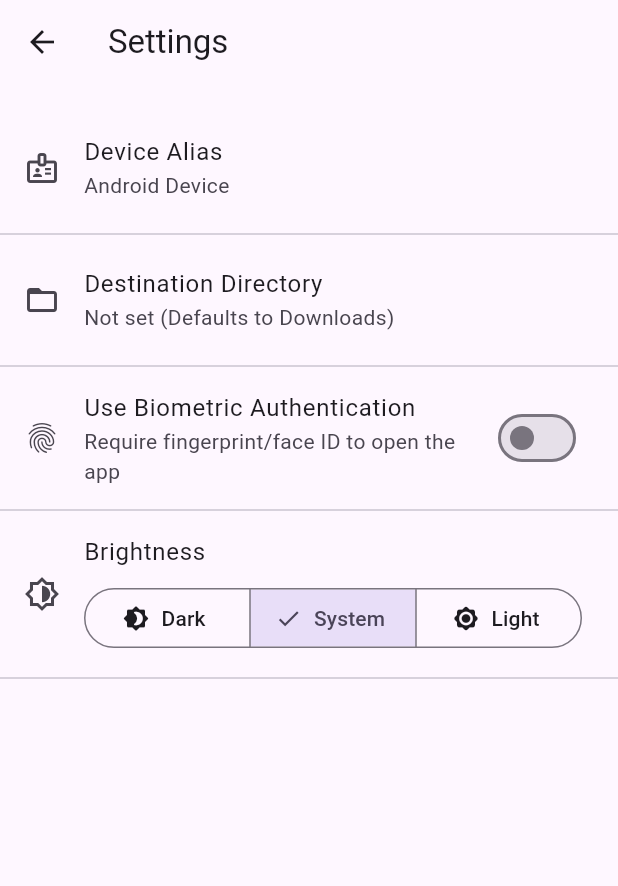
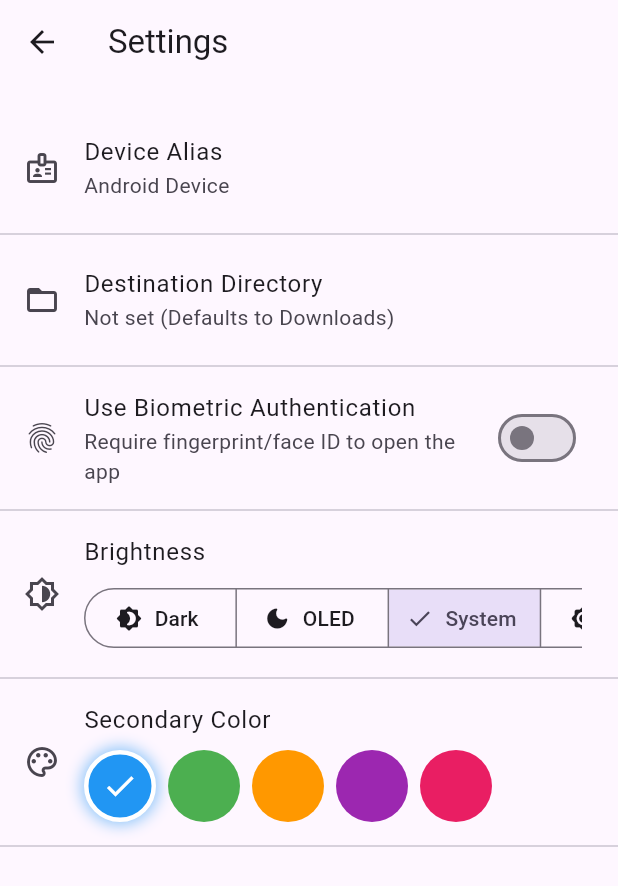
Before and after one commit to old-cookie/unidrop, a Flutter app: the SettingsPage screen opened directly, after a tap on "Dark", on a phone screen of 412 x 824 dp. Shown: the top 886 px of the screen. Run offline on Flutter 3.47's test engine with Material 3 defaults, Android fonts, the phone set to English and light mode, and no system bars; our stand-ins replace device_info_plus, fc_native_video_thumbnail, file_picker, flutter_riverpod, local_auth, permission_handler and 2 more; missing offline and left inert: encrypt_shared_preferences, ffmpeg_kit_flutter_new, flutter_link_previewer, image_editor_plus, image_gallery_saver_plus and 6 more.

Commit message:
Add OLED theme, color picker & iOS fixes
Introduce OLED/dedicated dark theme and per-user secondary color plus various UX and platform tweaks.

- iOS: add permission preprocessor definitions in Podfile, bump iOS deployment target to 13.0, set DEVELOPMENT_TEAM and PRODUCT_BUNDLE_IDENTIFIER, include custom LLDB init and add camera/photo/photo-library usage descriptions and other Info.plist keys.
- Theme: add brightnessValue state, persistable brightness (system/light/dark/oled), implement themeOled, make themeCurrent use platformBrightness, and apply user-selected secondary color to light/dark/OLED themes; add themeBrightnessPreference helper.
- Settings: add segmented brightness selector including OLED and a horizontal secondary color selector; persist secondary color in SettingsNotifier and expose secondaryColorProvider.
- Home page & widgets: improve focus handling (unfocus on taps), add onTapOutside for text field, remove AI Chat menu, add mounted/context.mounted safety checks around async calls, and refine file/permission flows.
- Misc: safer clipboard handling in received_text_dialog (async/try-catch, use local scaffold/navigator), various minor UI/behavior refinements.

These changes add a user-facing OLED option and color customization, harden async UI usage, and update iOS build/permission settings needed for camera/photo features.

```diff
--- a/lib/main.dart
+++ b/lib/main.dart
@@ -12,6 +12,7 @@ import 'package:unidrop/features/security/custom_encryptor.dart';
 /// Contains the current theme mode and both light and dark theme data.
 typedef ThemeState = ({
   ThemeMode mode,
+  String brightnessValue,
   ThemeData lightTheme,
   ThemeData darkTheme
 });
@@ -32,14 +33,17 @@ final themeStateNotifierProvider =
 /// Manages the theme state and handles theme-related operations.
 /// Provides functionality to load and change themes asynchronously.
 class ThemeStateNotifier extends Notifier<ThemeState> {
-  late final EncryptedSharedPreferencesAsync _prefs;
+  EncryptedSharedPreferencesAsync? _prefs;
 
   @override
   ThemeState build() {
-    _prefs = ref.watch(sharedPreferencesProvider);
+    _prefs ??= ref.watch(sharedPreferencesProvider);
+    // Watch secondary color to trigger theme reload when it changes
+    ref.watch(secondaryColorProvider);
     Future.microtask(loadInitialTheme);
     return (
       mode: ThemeMode.system,
+      brightnessValue: 'system',
       lightTheme: themeModifier(ThemeData.light()),
       darkTheme: themeModifier(ThemeData.dark())
     );
@@ -48,10 +52,19 @@ class ThemeStateNotifier extends Notifier<ThemeState> {
   /// Loads the initial theme configuration from encrypted shared preferences.
   /// This includes theme mode and both light and dark theme data.
   Future<void> loadInitialTheme() async {
-    final mode = await _calculateThemeMode(_prefs);
-    final light = await themeLight(_prefs);
-    final dark = await themeDark(_prefs);
-    state = (mode: mode, lightTheme: light, darkTheme: dark);
+    final prefs = _prefs!;
+    final brightnessValue = await themeBrightnessPreference(prefs);
+    final mode = await _calculateThemeMode(prefs);
+    final light = await themeLight(prefs);
+    final dark = brightnessValue == 'oled'
+        ? await themeOled(prefs)
+        : await themeDark(prefs);
+    state = (
+      mode: mode,
+      brightnessValue: brightnessValue,
+      lightTheme: light,
+      darkTheme: dark,
+    );
   }
 
   /// Calculates the theme mode based on stored preferences.
@@ -64,7 +77,7 @@ class ThemeStateNotifier extends Notifier<ThemeState> {
   /// Updates the theme mode with the provided brightness value.
   /// Stores the new value in encrypted shared preferences and updates the state.
   Future<void> setThemeMode(String brightnessValue) async {
-    await _prefs.setString("brightness", brightnessValue);
+    await _prefs!.setString("brightness", brightnessValue);
     // Recalculate and update state
     await loadInitialTheme();
   }
--- a/lib/pages/settings_page.dart
+++ b/lib/pages/settings_page.dart
@@ -26,28 +26,20 @@ class SettingsPage extends ConsumerWidget {
   Widget _buildBrightnessSegmentedButton(BuildContext context, WidgetRef ref) {
     // Watch the theme state provider synchronously
     final themeState = ref.watch(themeStateNotifierProvider);
-    final currentMode = themeState.mode;
+    final currentBrightnessString = themeState.brightnessValue;
 
-    // Convert ThemeMode enum to string for SegmentedButton
-    String currentBrightnessString = "system";
-    switch (currentMode) {
-      case ThemeMode.dark:
-        currentBrightnessString = "dark";
-        break;
-      case ThemeMode.light:
-        currentBrightnessString = "light";
-        break;
-      case ThemeMode.system:
-        currentBrightnessString = "system";
-        break;
-    }
-
-    return SegmentedButton<String>(
+    return SingleChildScrollView(
+      scrollDirection: Axis.horizontal,
+      child: SegmentedButton<String>(
         segments: const [
           ButtonSegment(
               value: "dark",
               label: Text("Dark"),
               icon: Icon(Icons.brightness_4_rounded)),
+          ButtonSegment(
+              value: "oled",
+              label: Text("OLED"),
+              icon: Icon(Icons.dark_mode_rounded)),
           ButtonSegment(
               value: "system",
               label: Text("System"),
@@ -66,6 +58,71 @@ class SettingsPage extends ConsumerWidget {
               .read(themeStateNotifierProvider.notifier)
               .setThemeMode(newBrightness);
         },
+      ),
+    );
+  }
+
+  /// Builds a color selector for secondary button color
+  /// [context] - BuildContext for the widget
+  /// [ref] - WidgetRef for state management
+  /// [currentColor] - Currently selected color value
+  /// Returns a Row of color selector buttons
+  Widget _buildColorSelector(
+      BuildContext context, WidgetRef ref, int currentColor) {
+    // Define 5 color options with names
+    final List<(int, String)> colorOptions = const [
+      (0xFF2196F3, 'Blue'),
+      (0xFF4CAF50, 'Green'),
+      (0xFFFF9800, 'Orange'),
+      (0xFF9C27B0, 'Purple'),
+      (0xFFE91E63, 'Pink'),
+    ];
+
+    return SingleChildScrollView(
+      scrollDirection: Axis.horizontal,
+      child: Row(
+        spacing: 8.0,
+        children: colorOptions.map((colorTuple) {
+          final colorValue = colorTuple.$1;
+          final colorName = colorTuple.$2;
+          final isSelected = currentColor == colorValue;
+
+          return Tooltip(
+            message: colorName,
+            child: GestureDetector(
+              onTap: () {
+                selectionHaptic();
+                ref
+                    .read(settingsProvider.notifier)
+                    .setSecondaryColor(colorValue);
+              },
+              child: Container(
+                width: 48,
+                height: 48,
+                decoration: BoxDecoration(
+                  color: Color(colorValue),
+                  shape: BoxShape.circle,
+                  border: Border.all(
+                    color: isSelected ? Colors.white : Colors.transparent,
+                    width: 3,
+                  ),
+                  boxShadow: [
+                    if (isSelected)
+                      BoxShadow(
+                        color: Color(colorValue).withAlpha(128),
+                        blurRadius: 8,
+                        spreadRadius: 2,
+                      ),
+                  ],
+                ),
+                child: isSelected
+                    ? const Icon(Icons.check, color: Colors.white)
+                    : null,
+              ),
+            ),
+          );
+        }).toList(),
+      ),
     );
   }
 
@@ -159,6 +216,7 @@ class SettingsPage extends ConsumerWidget {
     final String? currentDestinationDir =
         ref.watch(destinationDirectoryProvider);
     final bool useBiometricAuth = ref.watch(biometricAuthProvider);
+    final int secondaryColor = ref.watch(secondaryColorProvider);
     return Scaffold(
       appBar: AppBar(title: const Text('Settings')),
       body: ListView(
@@ -210,6 +268,15 @@ class SettingsPage extends ConsumerWidget {
             ),
           ),
           const Divider(),
+          ListTile(
+            leading: const Icon(Icons.palette_outlined),
+            title: const Text('Secondary Color'),
+            subtitle: Padding(
+              padding: const EdgeInsets.only(top: 8.0),
+              child: _buildColorSelector(context, ref, secondaryColor),
+            ),
+          ),
+          const Divider(),
         ],
       ),
     );
--- a/lib/services/theme_service.dart
+++ b/lib/services/theme_service.dart
@@ -8,6 +8,13 @@ ColorScheme? colorSchemeLight;
 
 /// Dark theme color scheme for the application
 ColorScheme? colorSchemeDark;
+
+const Set<String> _supportedBrightnessValues = {
+  'system',
+  'light',
+  'dark',
+  'oled',
+};
 
 /// Resets the system navigation bar and status bar appearance
 /// Parameters:
@@ -25,63 +32,87 @@ Future<void> resetSystemNavigation(
   Color? systemNavigationBarColor,
   Duration? delay,
 }) async {
-  // Make function async
+  final platformBrightness = MediaQuery.platformBrightnessOf(context);
   WidgetsBinding.instance.addPostFrameCallback((_) async {
     if (delay != null) {
       await Future.delayed(delay);
     }
-    final currentTheme = await themeCurrent(context, prefs); // Await themeCurrent
+    final currentTheme = await themeCurrent(
+      prefs,
+      platformBrightness: platformBrightness,
+    );
     color ??= currentTheme.colorScheme.surface;
     bool colorsEqual(Color a, Color b) {
       return a.r == b.r && a.g == b.g && a.b == b.b && a.a == b.a;
     }
 
-    Color effectiveStatusColor = (statusBarColor != null) ? statusBarColor : color!;
-    bool shouldBeTransparent = !kIsWeb && colorsEqual(effectiveStatusColor, currentTheme.colorScheme.surface); // Use awaited theme
+    Color effectiveStatusColor =
+        (statusBarColor != null) ? statusBarColor : color!;
+    bool shouldBeTransparent = !kIsWeb &&
+        colorsEqual(effectiveStatusColor,
+            currentTheme.colorScheme.surface); // Use awaited theme
     SystemChrome.setSystemUIOverlayStyle(
       SystemUiOverlayStyle(
-        statusBarIconBrightness: (effectiveStatusColor.computeLuminance() > 0.179) ? Brightness.dark : Brightness.light,
-        statusBarColor: shouldBeTransparent ? Colors.transparent : effectiveStatusColor,
-        systemNavigationBarColor: (systemNavigationBarColor != null) ? systemNavigationBarColor : color,
+        statusBarIconBrightness:
+            (effectiveStatusColor.computeLuminance() > 0.179)
+                ? Brightness.dark
+                : Brightness.light,
+        statusBarColor:
+            shouldBeTransparent ? Colors.transparent : effectiveStatusColor,
+        systemNavigationBarColor: (systemNavigationBarColor != null)
+            ? systemNavigationBarColor
+            : color,
       ),
     );
   });
 }
 
-/// Modifies the base theme with custom transition animations
+/// Modifies the base theme with custom transition animations and button styling
 /// Parameters:
 ///   - theme: The base theme to modify
 /// Returns:
-///   Modified ThemeData with custom page transitions
+///   Modified ThemeData with custom page transitions and button colors
 ThemeData themeModifier(ThemeData theme) {
   return theme.copyWith(
     pageTransitionsTheme: const PageTransitionsTheme(
-      builders: <TargetPlatform, PageTransitionsBuilder>{TargetPlatform.android: PredictiveBackPageTransitionsBuilder()},
+      builders: <TargetPlatform, PageTransitionsBuilder>{
+        TargetPlatform.android: PredictiveBackPageTransitionsBuilder()
+      },
+    ),
+    elevatedButtonTheme: ElevatedButtonThemeData(
+      style: ElevatedButton.styleFrom(
+        backgroundColor: theme.colorScheme.primary,
+        foregroundColor: theme.colorScheme.onPrimary,
+      ),
     ),
   );
 }
 
 /// Gets the current theme based on system settings and user preferences
 /// Parameters:
-///   - context: The build context
 ///   - prefs: Encrypted shared preferences instance
+///   - platformBrightness: Current platform brightness
 /// Returns:
 ///   The appropriate ThemeData based on current settings
-Future<ThemeData> themeCurrent(BuildContext context, EncryptedSharedPreferencesAsync prefs) async {
-  final currentMode = await themeMode(prefs); // Await themeMode
-  if (currentMode == ThemeMode.system) {
-    if (MediaQuery.of(context).platformBrightness == Brightness.light) {
-      return await themeLight(prefs); // Await themeLight
-    } else {
-      return await themeDark(prefs); // Await themeDark
-    }
-  } else {
-    if (currentMode == ThemeMode.light) {
+Future<ThemeData> themeCurrent(
+  EncryptedSharedPreferencesAsync prefs, {
+  required Brightness platformBrightness,
+}) async {
+  final brightnessValue = await themeBrightnessPreference(prefs);
+  if (brightnessValue == 'system') {
+    if (platformBrightness == Brightness.light) {
       return await themeLight(prefs); // Await themeLight
     } else {
       return await themeDark(prefs); // Await themeDark
     }
   }
+  if (brightnessValue == 'light') {
+    return await themeLight(prefs);
+  }
+  if (brightnessValue == 'oled') {
+    return await themeOled(prefs);
+  }
+  return await themeDark(prefs);
 }
 
 /// Gets the light theme configuration
@@ -90,15 +121,20 @@ Future<ThemeData> themeCurrent(BuildContext context, EncryptedSharedPreferencesA
 /// Returns:
 ///   Light theme configuration with appropriate color scheme
 Future<ThemeData> themeLight(EncryptedSharedPreferencesAsync prefs) async {
+  final secondaryColorInt =
+      await prefs.getInt('pref_secondary_color', defaultValue: 0xFF2196F3);
+  final secondaryColor = Color(secondaryColorInt!);
+
   // Await getBool and provide default value, add null assertion
-  if (!(await prefs.getBool("useDeviceTheme", defaultValue: false))! || colorSchemeLight == null) {
+  if (!(await prefs.getBool("useDeviceTheme", defaultValue: false))! ||
+      colorSchemeLight == null) {
     return themeModifier(
       ThemeData.from(
-        colorScheme: const ColorScheme(
+        colorScheme: ColorScheme(
           brightness: Brightness.light,
-          primary: Colors.black,
+          primary: secondaryColor,
           onPrimary: Colors.white,
-          secondary: Colors.white,
+          secondary: secondaryColor,
           onSecondary: Colors.black,
           error: Colors.red,
           onError: Colors.white,
@@ -118,15 +154,44 @@ Future<ThemeData> themeLight(EncryptedSharedPreferencesAsync prefs) async {
 /// Returns:
 ///   Dark theme configuration with appropriate color scheme
 Future<ThemeData> themeDark(EncryptedSharedPreferencesAsync prefs) async {
+  final secondaryColorInt =
+      await prefs.getInt('pref_secondary_color', defaultValue: 0xFF2196F3);
+  final secondaryColor = Color(secondaryColorInt!);
+
+  final ColorScheme darkGrayScheme = ColorScheme(
+    brightness: Brightness.dark,
+    primary: secondaryColor,
+    onPrimary: Colors.black,
+    secondary: secondaryColor,
+    onSecondary: Colors.white,
+    error: Colors.red,
+    onError: Colors.black,
+    surface: const Color(0xFF1A1A1A),
+    onSurface: Colors.white,
+  );
+  return themeModifier(ThemeData.from(colorScheme: darkGrayScheme));
+}
+
+/// Gets the OLED theme configuration (pure black surface)
+/// Parameters:
+///   - prefs: Encrypted shared preferences instance
+/// Returns:
+///   OLED theme configuration using the previous dark palette
+Future<ThemeData> themeOled(EncryptedSharedPreferencesAsync prefs) async {
+  final secondaryColorInt =
+      await prefs.getInt('pref_secondary_color', defaultValue: 0xFF2196F3);
+  final secondaryColor = Color(secondaryColorInt!);
+
   // Await getBool and provide default value, add null assertion
-  if (!(await prefs.getBool("useDeviceTheme", defaultValue: false))! || colorSchemeDark == null) {
+  if (!(await prefs.getBool("useDeviceTheme", defaultValue: false))! ||
+      colorSchemeDark == null) {
     return themeModifier(
       ThemeData.from(
-        colorScheme: const ColorScheme(
+        colorScheme: ColorScheme(
           brightness: Brightness.dark,
-          primary: Colors.white,
+          primary: secondaryColor,
           onPrimary: Colors.black,
-          secondary: Colors.black,
+          secondary: secondaryColor,
           onSecondary: Colors.white,
           error: Colors.red,
           onError: Colors.black,
@@ -140,13 +205,25 @@ Future<ThemeData> themeDark(EncryptedSharedPreferencesAsync prefs) async {
   }
 }
 
+/// Gets the raw brightness preference from preferences
+/// Returns one of: system, light, dark, oled
+Future<String> themeBrightnessPreference(
+    EncryptedSharedPreferencesAsync prefs) async {
+  final rawValue = await prefs.getString("brightness", defaultValue: "system");
+  if (rawValue == null || !_supportedBrightnessValues.contains(rawValue)) {
+    return 'system';
+  }
+  return rawValue;
+}
+
 /// Gets the current theme mode from preferences
 /// Parameters:
 ///   - prefs: Encrypted shared preferences instance
 /// Returns:
 ///   ThemeMode based on user preferences (system, light, or dark)
 Future<ThemeMode> themeMode(EncryptedSharedPreferencesAsync prefs) async {
-  // Await getString and provide default value
-  final brightness = await prefs.getString("brightness", defaultValue: "system");
-  return (brightness == "system") ? ThemeMode.system : ((brightness == "dark") ? ThemeMode.dark : ThemeMode.light);
+  final brightness = await themeBrightnessPreference(prefs);
+  if (brightness == 'system') return ThemeMode.system;
+  if (brightness == 'light') return ThemeMode.light;
+  return ThemeMode.dark;
 }
```
Also changed, not shown: lib/pages/home_page.dart (+25 -28 lines), lib/providers/settings_provider.dart (+34 -8 lines), lib/widgets/received_text_dialog.dart (+22 -14 lines), 4 other files. Lines whose indentation alone changed are shown as unchanged.
